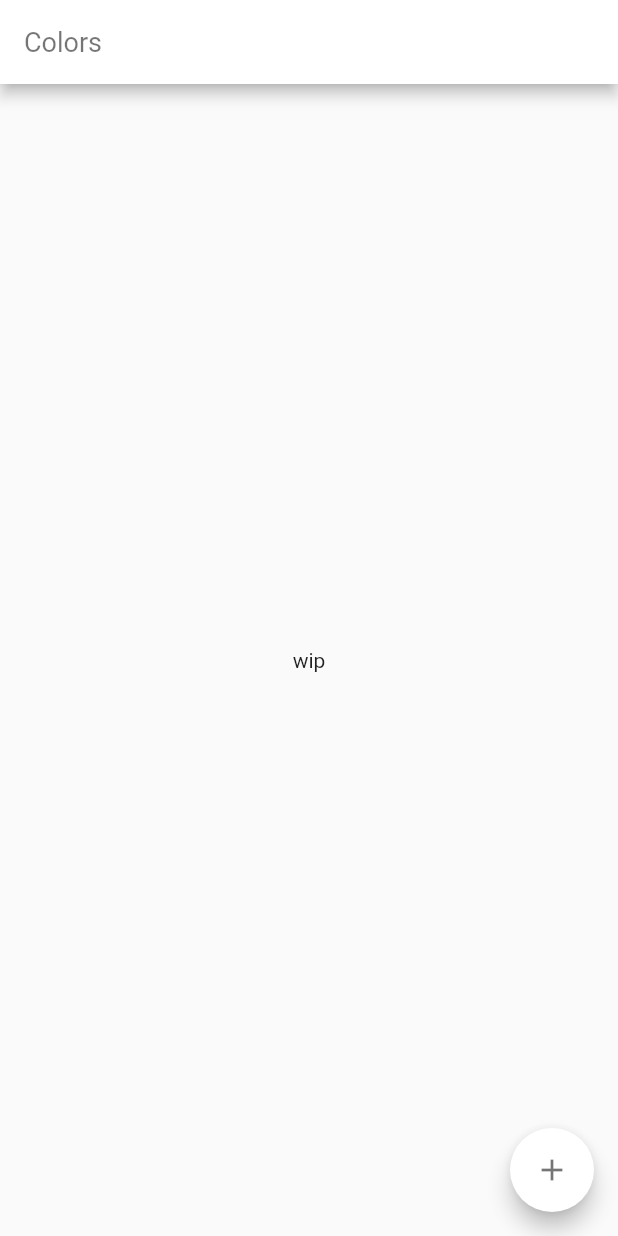
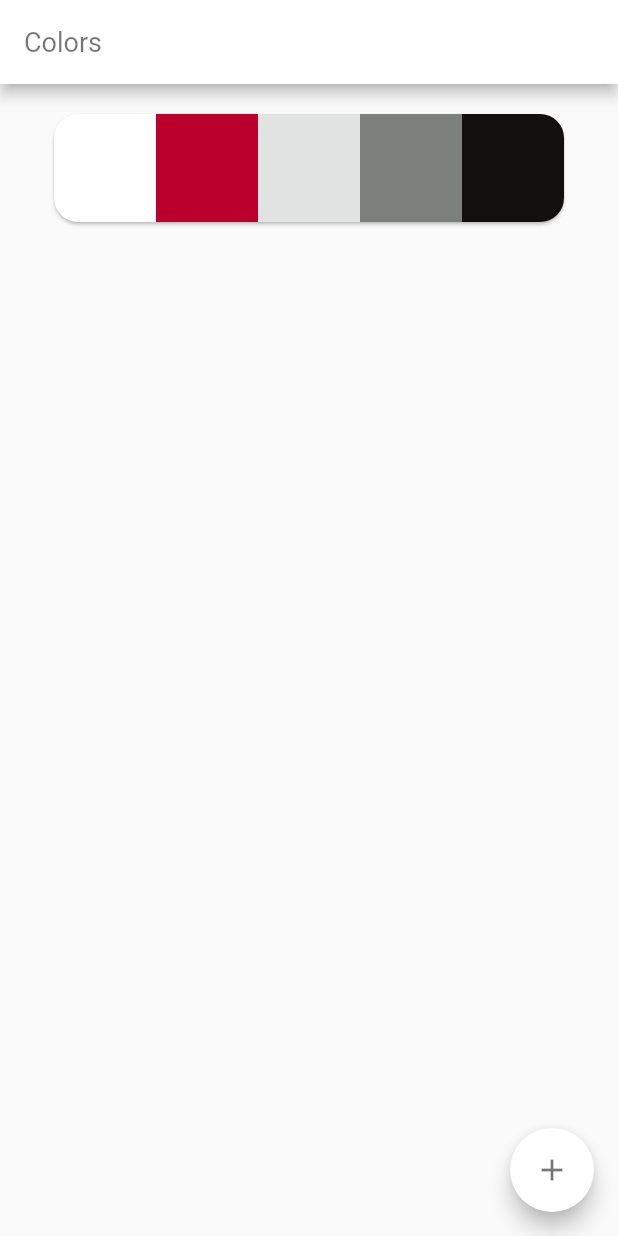
Before and after one commit to Akagire/flutter-playground, a Flutter app: the screen it shows after launch, on a phone screen of 412 x 824 dp. Run offline on Flutter 3.47's test engine with Material 2 defaults, Android fonts, the phone set to English and light mode, and no system bars.

Commit message:
chore: 見た目を確認できるようにmainにPalette追加

```diff
--- a/lib/main.dart
+++ b/lib/main.dart
@@ -1,5 +1,6 @@
 import 'package:flutter/material.dart';
 import './theme/app_theme.dart';
+import './organisms/palette.dart';
 
 class MyApp extends StatefulWidget {
   @override
@@ -7,6 +8,14 @@ class MyApp extends StatefulWidget {
 }
 
 class _MyAppState extends State<MyApp> {
+  final colors = [
+    const Color(0xffffffff),
+    const Color(0xffbc002d),
+    const Color(0xffdfe3e2),
+    const Color(0xff7b807a),
+    const Color(0xff130f0c),
+  ];
+
   @override
   Widget build(BuildContext context) {
     return MaterialApp(
@@ -17,8 +26,12 @@ class _MyAppState extends State<MyApp> {
           title: const Text('Colors'),
           // backgroundColor: Colors.grey,
         ),
-        body: const Center(
-          child: Text('wip')
+        body: ListView(
+          children: [
+            Column(crossAxisAlignment: CrossAxisAlignment.stretch, children: [
+              Palette(title: 'Sample', colors: colors),
+            ]),
+          ],
         ),
         floatingActionButton: FloatingActionButton(
           onPressed: () {},
```
